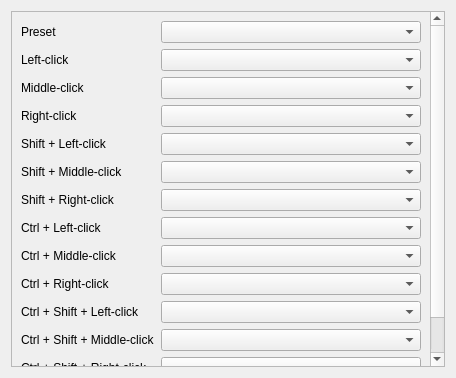
Old version of the form src/gui/input/MouseConfigWidget.ui in the repository openscad/openscad.
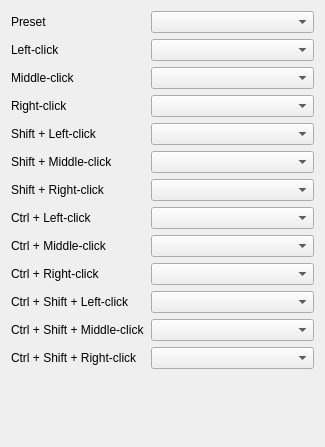
New version of the form.

Commit message: Fix layout of MouseConfig page and remove double scroll area (fixes #6068).

Patch:
```diff
--- a/src/gui/input/MouseConfigWidget.ui
+++ b/src/gui/input/MouseConfigWidget.ui
@@ -6,8 +6,8 @@
    <rect>
     <x>0</x>
     <y>0</y>
-    <width>456</width>
-    <height>378</height>
+    <width>325</width>
+    <height>447</height>
    </rect>
   </property>
   <property name="sizePolicy">
@@ -23,105 +23,147 @@
    <bool>true</bool>
   </property>
   <layout class="QGridLayout" name="gridLayout">
-   <item row="0" column="0">
-    <widget class="QScrollArea" name="scrollArea_InputButton">
-     <property name="widgetResizable">
-      <bool>true</bool>
+   <item row="11" column="0">
+    <widget class="QLabel" name="labelCtrlShiftMiddleClick">
+     <property name="text">
+      <string>Ctrl + Shift + Middle-click</string>
      </property>
-     <widget class="QWidget" name="scrollAreaWidgetInputButtonContents">
-      <property name="geometry">
-       <rect>
-        <x>0</x>
-        <y>-96</y>
-        <width>422</width>
-        <height>454</height>
-       </rect>
-      </property>
-      <layout class="QGridLayout" name="gridLayout_8" columnstretch="0,0,0">
-       <item row="26" column="0">
-        <widget class="QLabel" name="labelCtrlShiftLeftClick">
+    </widget>
+   </item>
+   <item row="1" column="0">
+    <widget class="QLabel" name="labelLeftClick">
+     <property name="text">
+      <string>Left-click</string>
+     </property>
+    </widget>
+   </item>
+   <item row="7" column="0">
+    <widget class="QLabel" name="labelCtrlLeftClick">
          <property name="text">
-          <string>Ctrl + Shift + Left-click</string>
+      <string>Ctrl + Left-click</string>
          </property>
         </widget>
        </item>
-       <item row="25" column="2">
+   <item row="4" column="0">
+    <widget class="QLabel" name="labelShiftLeftClick">
+     <property name="text">
+      <string>Shift + Left-click</string>
+     </property>
+    </widget>
+   </item>
+   <item row="10" column="1">
+    <widget class="QComboBox" name="comboBoxCtrlShiftLeftClick"/>
+   </item>
+   <item row="12" column="0">
+    <widget class="QLabel" name="labelCtrlShiftRightClick">
+     <property name="text">
+      <string>Ctrl + Shift + Right-click</string>
+     </property>
+    </widget>
+   </item>
+   <item row="9" column="1">
         <widget class="QComboBox" name="comboBoxCtrlRightClick"/>
        </item>
-       <item row="19" column="0">
+   <item row="2" column="1">
+    <widget class="QComboBox" name="comboBoxMiddleClick"/>
+   </item>
+   <item row="3" column="1">
+    <widget class="QComboBox" name="comboBoxRightClick"/>
+   </item>
+   <item row="0" column="0">
+    <widget class="QLabel" name="labelInputPreset">
+     <property name="text">
+      <string>Preset</string>
+     </property>
+    </widget>
+   </item>
+   <item row="3" column="0">
         <widget class="QLabel" name="labelRightClick">
          <property name="text">
           <string>Right-click</string>
          </property>
         </widget>
        </item>
-       <item row="23" column="2">
-        <widget class="QComboBox" name="comboBoxCtrlLeftClick"/>
-       </item>
-       <item row="21" column="0">
+   <item row="8" column="0">
+    <widget class="QLabel" name="labelCtrlMiddleClick">
+     <property name="text">
+      <string>Ctrl + Middle-click</string>
+     </property>
+    </widget>
+   </item>
+   <item row="11" column="1">
+    <widget class="QComboBox" name="comboBoxCtrlShiftMiddleClick"/>
+   </item>
+   <item row="8" column="1">
+    <widget class="QComboBox" name="comboBoxCtrlMiddleClick"/>
+   </item>
+   <item row="5" column="0">
         <widget class="QLabel" name="labelShiftMiddleClick">
          <property name="text">
           <string>Shift + Middle-click</string>
          </property>
         </widget>
        </item>
-       <item row="24" column="2">
-        <widget class="QComboBox" name="comboBoxCtrlMiddleClick"/>
-       </item>
-       <item row="20" column="0">
-        <widget class="QLabel" name="labelShiftLeftClick">
-         <property name="text">
-          <string>Shift + Left-click</string>
-         </property>
-        </widget>
-       </item>
-       <item row="16" column="2">
+   <item row="0" column="1">
         <widget class="QComboBox" name="comboBoxPreset"/>
        </item>
-       <item row="22" column="0">
+   <item row="9" column="0">
+    <widget class="QLabel" name="labelCtrlRightClick">
+     <property name="text">
+      <string>Ctrl + Right-click</string>
+     </property>
+    </widget>
+   </item>
+   <item row="1" column="1">
+    <widget class="QComboBox" name="comboBoxLeftClick"/>
+   </item>
+   <item row="6" column="1">
+    <widget class="QComboBox" name="comboBoxShiftRightClick"/>
+   </item>
+   <item row="5" column="1">
+    <widget class="QComboBox" name="comboBoxShiftMiddleClick"/>
+   </item>
+   <item row="10" column="0">
+    <widget class="QLabel" name="labelCtrlShiftLeftClick">
+     <property name="text">
+      <string>Ctrl + Shift + Left-click</string>
+     </property>
+    </widget>
+   </item>
+   <item row="6" column="0">
         <widget class="QLabel" name="labelShiftRightClick">
          <property name="text">
           <string>Shift + Right-click</string>
          </property>
         </widget>
        </item>
-       <item row="29" column="2">
+   <item row="7" column="1">
+    <widget class="QComboBox" name="comboBoxCtrlLeftClick"/>
+   </item>
+   <item row="2" column="0">
+    <widget class="QLabel" name="labelMiddleClick">
+     <property name="text">
+      <string>Middle-click</string>
+     </property>
+    </widget>
+   </item>
+   <item row="13" column="1">
         <spacer name="horizontalSpacerButtonConfig">
          <property name="orientation">
           <enum>Qt::Horizontal</enum>
          </property>
          <property name="sizeHint" stdset="0">
           <size>
-           <width>40</width>
-           <height>20</height>
+       <width>0</width>
+       <height>0</height>
           </size>
          </property>
         </spacer>
        </item>
-       <item row="20" column="2">
+   <item row="4" column="1">
         <widget class="QComboBox" name="comboBoxShiftLeftClick"/>
        </item>
-       <item row="21" column="2">
-        <widget class="QComboBox" name="comboBoxShiftMiddleClick"/>
-       </item>
-       <item row="27" column="0">
-        <widget class="QLabel" name="labelCtrlShiftMiddleClick">
-         <property name="text">
-          <string>Ctrl + Shift + Middle-click</string>
-         </property>
-        </widget>
-       </item>
-       <item row="22" column="2">
-        <widget class="QComboBox" name="comboBoxShiftRightClick"/>
-       </item>
-       <item row="25" column="0">
-        <widget class="QLabel" name="labelCtrlRightClick">
-         <property name="text">
-          <string>Ctrl + Right-click</string>
-         </property>
-        </widget>
-       </item>
-       <item row="29" column="0">
+   <item row="13" column="0">
         <spacer name="verticalSpacerButtonConfig">
          <property name="orientation">
           <enum>Qt::Vertical</enum>
@@ -129,74 +171,13 @@
          <property name="sizeHint" stdset="0">
           <size>
            <width>20</width>
-           <height>40</height>
+       <height>0</height>
           </size>
          </property>
         </spacer>
        </item>
-       <item row="26" column="2">
-        <widget class="QComboBox" name="comboBoxCtrlShiftLeftClick"/>
-       </item>
-       <item row="16" column="0">
-        <widget class="QLabel" name="labelInputPreset">
-         <property name="text">
-          <string>Preset</string>
-         </property>
-        </widget>
-       </item>
-       <item row="19" column="2">
-        <widget class="QComboBox" name="comboBoxRightClick"/>
-       </item>
-       <item row="17" column="2">
-        <widget class="QComboBox" name="comboBoxLeftClick"/>
-       </item>
-       <item row="17" column="0">
-        <widget class="QLabel" name="labelLeftClick">
-         <property name="text">
-          <string>Left-click</string>
-         </property>
-        </widget>
-       </item>
-       <item row="18" column="2">
-        <widget class="QComboBox" name="comboBoxMiddleClick"/>
-       </item>
-       <item row="27" column="2">
-        <widget class="QComboBox" name="comboBoxCtrlShiftMiddleClick"/>
-       </item>
-       <item row="23" column="0">
-        <widget class="QLabel" name="labelCtrlLeftClick">
-         <property name="text">
-          <string>Ctrl + Left-click</string>
-         </property>
-        </widget>
-       </item>
-       <item row="18" column="0">
-        <widget class="QLabel" name="labelMiddleClick">
-         <property name="text">
-          <string>Middle-click</string>
-         </property>
-        </widget>
-       </item>
-       <item row="24" column="0">
-        <widget class="QLabel" name="labelCtrlMiddleClick">
-         <property name="text">
-          <string>Ctrl + Middle-click</string>
-         </property>
-        </widget>
-       </item>
-       <item row="28" column="0">
-        <widget class="QLabel" name="labelCtrlShiftRightClick">
-         <property name="text">
-          <string>Ctrl + Shift + Right-click</string>
-         </property>
-        </widget>
-       </item>
-       <item row="28" column="2">
+   <item row="12" column="1">
         <widget class="QComboBox" name="comboBoxCtrlShiftRightClick"/>
-       </item>
-      </layout>
-     </widget>
-    </widget>
    </item>
   </layout>
  </widget>
```
Lines whose indentation alone changed are shown as unchanged. The commit also changes 1 other file.
